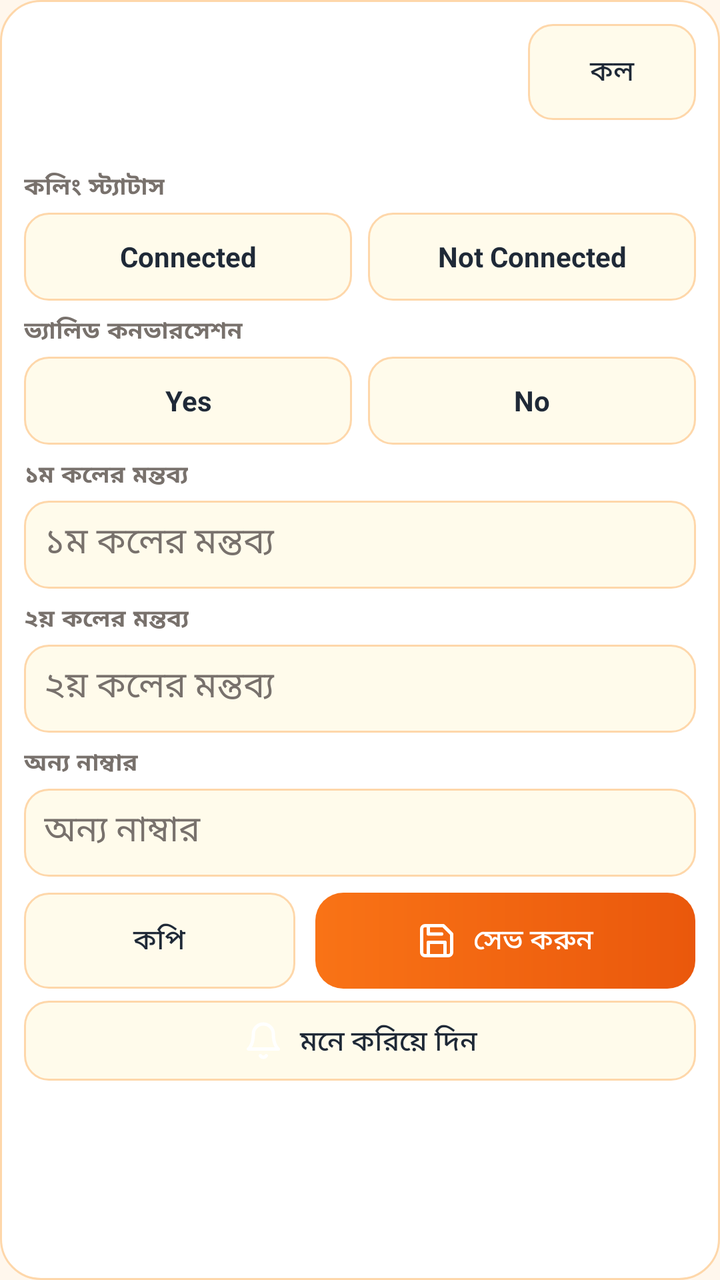
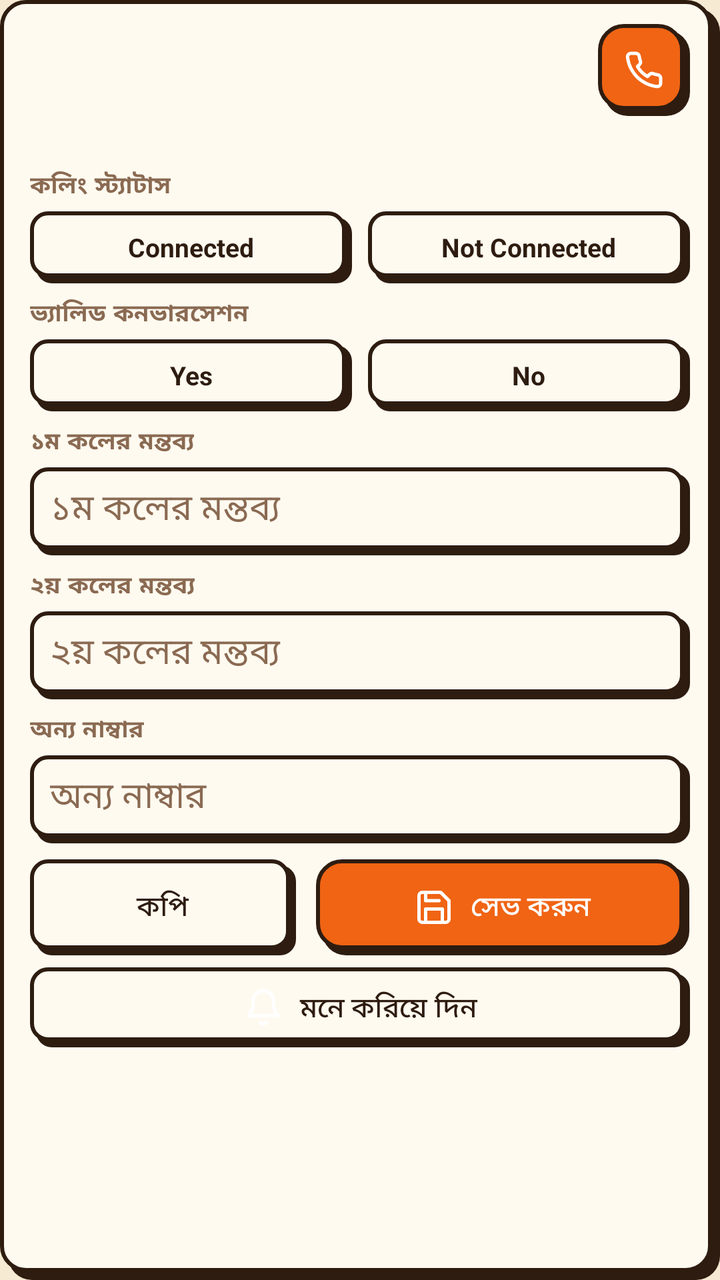

Two renders of the same Android screen: before a commit and after it. Below are the layout's source before the change and the commit's diff.
<!-- AndroidManifest.xml: application theme Theme.Telesales -->
<!-- res/layout/item_row.xml -->
<?xml version="1.0" encoding="utf-8"?>
<LinearLayout xmlns:android="http://schemas.android.com/apk/res/android"
    xmlns:app="http://schemas.android.com/apk/res-auto"
    android:layout_width="match_parent" android:layout_height="wrap_content"
    android:orientation="vertical" android:background="@drawable/glass_card"
    android:layout_margin="6dp" android:padding="12dp">
    <LinearLayout android:layout_width="match_parent" android:layout_height="wrap_content"
        android:orientation="horizontal" android:gravity="center_vertical">
        <TextView android:id="@+id/tvNumber" android:layout_width="0dp" android:layout_height="wrap_content"
            android:layout_weight="1" android:textSize="17sp" android:textStyle="bold"
            android:textColor="@color/ink" />
        <com.google.android.material.button.MaterialButton android:id="@+id/btnCall" android:layout_width="wrap_content"
            android:layout_height="48dp" android:minWidth="84dp" android:minHeight="0dp" android:gravity="center" android:textSize="14sp" android:paddingHorizontal="12dp"
            android:layout_marginStart="8dp" android:text="কল"
            app:backgroundTint="@null" android:background="@drawable/glass_field" android:textColor="@color/ink" />
    </LinearLayout>
    <TextView android:id="@+id/tvRow" android:layout_width="match_parent" android:layout_height="wrap_content"
        android:textSize="12sp" android:textColor="@color/muted_warm" android:layout_marginTop="2dp" />
    <TextView android:id="@+id/tvHistory" android:layout_width="match_parent"
        android:layout_height="wrap_content" android:textSize="12sp" android:textColor="@color/muted_warm"
        android:layout_marginTop="4dp" android:visibility="gone" />
    <TextView android:layout_width="wrap_content" android:layout_height="wrap_content"
        android:text="কলিং স্ট্যাটাস" android:textSize="12sp" android:textStyle="bold"
        android:textColor="@color/muted_warm" android:letterSpacing="0.05" android:layout_marginTop="6dp" />
    
    <LinearLayout android:layout_width="match_parent" android:layout_height="wrap_content"
        android:orientation="horizontal" android:layout_marginTop="4dp">
        <TextView android:id="@+id/statusChipConn" android:layout_width="0dp" android:layout_height="44dp"
            android:layout_weight="1" android:background="@drawable/glass_field" android:gravity="center"
            android:text="Connected" android:textSize="14sp" android:textStyle="bold"
            android:textColor="@color/ink" android:clickable="true" android:focusable="true" />
        <TextView android:id="@+id/statusChipNotConn" android:layout_width="0dp" android:layout_height="44dp"
            android:layout_weight="1" android:layout_marginStart="8dp" android:background="@drawable/glass_field"
            android:gravity="center" android:text="Not Connected" android:textSize="14sp" android:textStyle="bold"
            android:textColor="@color/ink" android:clickable="true" android:focusable="true" />
    </LinearLayout>
    <TextView android:layout_width="wrap_content" android:layout_height="wrap_content"
        android:text="ভ্যালিড কনভারসেশন" android:textSize="12sp" android:textStyle="bold"
        android:textColor="@color/muted_warm" android:letterSpacing="0.05" android:layout_marginTop="6dp" />
    
    <LinearLayout android:layout_width="match_parent" android:layout_height="wrap_content"
        android:orientation="horizontal" android:layout_marginTop="4dp">
        <TextView android:id="@+id/validChipYes" android:layout_width="0dp" android:layout_height="44dp"
            android:layout_weight="1" android:background="@drawable/glass_field" android:gravity="center"
            android:text="Yes" android:textSize="14sp" android:textStyle="bold"
            android:textColor="@color/ink" android:clickable="true" android:focusable="true" />
        <TextView android:id="@+id/validChipNo" android:layout_width="0dp" android:layout_height="44dp"
            android:layout_weight="1" android:layout_marginStart="8dp" android:background="@drawable/glass_field"
            android:gravity="center" android:text="No" android:textSize="14sp" android:textStyle="bold"
            android:textColor="@color/ink" android:clickable="true" android:focusable="true" />
    </LinearLayout>
    <TextView android:layout_width="wrap_content" android:layout_height="wrap_content"
        android:text="১ম কলের মন্তব্য" android:textSize="12sp" android:textStyle="bold"
        android:textColor="@color/muted_warm" android:letterSpacing="0.05" android:layout_marginTop="6dp" />
    <com.google.android.material.textfield.TextInputEditText android:id="@+id/etRemark1"
        android:layout_width="match_parent" android:layout_height="44dp" android:hint="১ম কলের মন্তব্য"
        android:background="@drawable/glass_field" android:padding="10dp" android:layout_marginTop="4dp"
        android:textColor="@color/ink" android:textColorHint="@color/muted_warm" />
    <TextView android:layout_width="wrap_content" android:layout_height="wrap_content"
        android:text="২য় কলের মন্তব্য" android:textSize="12sp" android:textStyle="bold"
        android:textColor="@color/muted_warm" android:letterSpacing="0.05" android:layout_marginTop="6dp" />
    <com.google.android.material.textfield.TextInputEditText android:id="@+id/etRemark2"
        android:layout_width="match_parent" android:layout_height="44dp" android:hint="২য় কলের মন্তব্য"
        android:background="@drawable/glass_field" android:padding="10dp" android:layout_marginTop="4dp"
        android:textColor="@color/ink" android:textColorHint="@color/muted_warm" />
    <TextView android:layout_width="wrap_content" android:layout_height="wrap_content"
        android:text="অন্য নাম্বার" android:textSize="12sp" android:textStyle="bold"
        android:textColor="@color/muted_warm" android:letterSpacing="0.05" android:layout_marginTop="6dp" />
    <com.google.android.material.textfield.TextInputEditText android:id="@+id/etOthers"
        android:layout_width="match_parent" android:layout_height="44dp" android:hint="অন্য নাম্বার"
        android:inputType="phone" android:background="@drawable/glass_field" android:padding="10dp"
        android:layout_marginTop="4dp" android:textColor="@color/ink" android:textColorHint="@color/muted_warm" />
    <LinearLayout android:layout_width="match_parent" android:layout_height="wrap_content"
        android:orientation="horizontal" android:layout_marginTop="8dp">
        <com.google.android.material.button.MaterialButton android:id="@+id/btnCopy" android:layout_width="0dp"
            android:layout_height="48dp" android:layout_weight="1" android:minWidth="0dp" android:minHeight="0dp" android:gravity="center" android:textSize="14sp" android:paddingHorizontal="0dp"
            android:text="কপি"
            app:backgroundTint="@null" android:background="@drawable/glass_field" android:textColor="@color/ink" />
        <com.google.android.material.button.MaterialButton android:id="@+id/btnSave"
            android:layout_width="0dp" android:layout_height="48dp" android:layout_weight="1.4" android:minHeight="0dp" android:gravity="center" android:textSize="14sp"
            android:layout_marginStart="10dp" android:text="সেভ করুন"
            app:icon="@drawable/ic_save" app:iconSize="20dp" app:iconPadding="8dp" app:iconGravity="textStart"
            app:backgroundTint="@null" android:background="@drawable/btn_gradient"
            android:textColor="@color/white" />
    </LinearLayout>
    
    <LinearLayout android:layout_width="match_parent" android:layout_height="wrap_content"
        android:orientation="horizontal" android:layout_marginTop="6dp">
        <com.google.android.material.button.MaterialButton android:id="@+id/remindBtn" android:layout_width="match_parent"
            android:layout_height="40dp" android:text="মনে করিয়ে দিন" android:minWidth="0dp" android:minHeight="0dp" android:gravity="center"
            app:icon="@drawable/ic_bell" app:iconSize="20dp" app:iconPadding="8dp" app:iconGravity="textStart"
            app:backgroundTint="@null" android:background="@drawable/glass_field" android:textColor="@color/ink" />
    </LinearLayout>
</LinearLayout>
<!-- resources referenced by this layout -->
<resources>
  <color name="ink">#1F2937</color>
  <color name="muted_warm">#78716C</color>
  <color name="white">#FFFFFF</color>
  <!-- drawable btn_gradient (drawable) -->
  <?xml version="1.0" encoding="utf-8"?>
  <shape xmlns:android="http://schemas.android.com/apk/res/android" android:shape="rectangle">
      <corners android:radius="14dp" />
      <gradient android:angle="0" android:startColor="@color/orange" android:endColor="@color/orange_deep" />
  </shape>
  <!-- drawable glass_card (drawable) -->
  <?xml version="1.0" encoding="utf-8"?>
  <shape xmlns:android="http://schemas.android.com/apk/res/android" android:shape="rectangle">
      <corners android:radius="20dp" />
      <solid android:color="@color/card_white" />
      <stroke android:width="1dp" android:color="@color/orange_border" />
  </shape>
  <!-- drawable glass_field (drawable) -->
  <?xml version="1.0" encoding="utf-8"?>
  <shape xmlns:android="http://schemas.android.com/apk/res/android" android:shape="rectangle">
      <corners android:radius="12dp" />
      <solid android:color="@color/field_cream" />
      <stroke android:width="1dp" android:color="@color/orange_border" />
  </shape>
  <style name="Theme.Telesales" parent="Theme.Material3.Light.NoActionBar">
          <item name="colorPrimary">@color/orange</item>
          <item name="colorPrimaryVariant">@color/orange_deep</item>
          <item name="android:textColorPrimary">@color/ink</item>
          <item name="android:textColorSecondary">@color/muted_warm</item>
          <item name="android:windowBackground">@color/cream</item>
          <item name="colorOnPrimary">@color/white</item>
      </style>
  <color name="orange">#F97316</color>
  <color name="orange_deep">#EA580C</color>
  <color name="card_white">#FFFFFF</color>
  <color name="orange_border">#FED7AA</color>
  <color name="field_cream">#FFFBEB</color>
  <color name="cream">#FFF7ED</color>
  <!-- unchanged entries left out for length: 2 -->
</resources>

<!-- the commit's change to res/layout/item_row.xml (unified diff, before → after) -->
@@ -2,22 +2,23 @@
 <LinearLayout xmlns:android="http://schemas.android.com/apk/res/android"
     xmlns:app="http://schemas.android.com/apk/res-auto"
     android:layout_width="match_parent" android:layout_height="wrap_content"
-    android:orientation="vertical" android:background="@drawable/glass_card"
-    android:layout_margin="6dp" android:padding="12dp">
+    android:orientation="vertical" android:background="@drawable/d2_call_card"
+    android:layout_margin="6dp" android:paddingTop="12dp" android:paddingBottom="12dp" android:paddingStart="15dp" android:paddingEnd="15dp">
     <LinearLayout android:layout_width="match_parent" android:layout_height="wrap_content"
         android:orientation="horizontal" android:gravity="center_vertical">
         <TextView android:id="@+id/tvNumber" android:layout_width="0dp" android:layout_height="wrap_content"
-            android:layout_weight="1" android:textSize="17sp" android:textStyle="bold"
+            android:layout_weight="1" android:textSize="18sp" android:textStyle="bold"
             android:textColor="@color/ink" />
-        <com.google.android.material.button.MaterialButton android:id="@+id/btnCall" android:layout_width="wrap_content"
-            android:layout_height="48dp" android:minWidth="84dp" android:minHeight="0dp" android:gravity="center" android:textSize="14sp" android:paddingHorizontal="12dp"
-            android:layout_marginStart="8dp" android:text="কল"
-            app:backgroundTint="@null" android:background="@drawable/glass_field" android:textColor="@color/ink" />
+        <com.google.android.material.button.MaterialButton android:id="@+id/btnCall" android:layout_width="46dp"
+            android:layout_height="46dp" android:minWidth="0dp" android:minHeight="0dp" android:gravity="center" android:padding="0dp"
+            android:layout_marginStart="8dp"
+            app:icon="@drawable/ic_call" app:iconSize="20dp" app:iconTint="@color/white" app:iconGravity="textStart" app:iconPadding="0dp"
+            app:backgroundTint="@null" android:background="@drawable/btn_gradient" android:textColor="@color/white" />
     </LinearLayout>
     <TextView android:id="@+id/tvRow" android:layout_width="match_parent" android:layout_height="wrap_content"
-        android:textSize="12sp" android:textColor="@color/muted_warm" android:layout_marginTop="2dp" />
+        android:textSize="13sp" android:textColor="@color/muted_warm" android:layout_marginTop="2dp" />
     <TextView android:id="@+id/tvHistory" android:layout_width="match_parent"
-        android:layout_height="wrap_content" android:textSize="12sp" android:textColor="@color/muted_warm"
+        android:layout_height="wrap_content" android:textSize="13sp" android:textColor="@color/muted_warm"
         android:layout_marginTop="4dp" android:visibility="gone" />
     <TextView android:layout_width="wrap_content" android:layout_height="wrap_content"
         android:text="কলিং স্ট্যাটাস" android:textSize="12sp" android:textStyle="bold"
@@ -25,13 +26,13 @@
     
     <LinearLayout android:layout_width="match_parent" android:layout_height="wrap_content"
         android:orientation="horizontal" android:layout_marginTop="4dp">
-        <TextView android:id="@+id/statusChipConn" android:layout_width="0dp" android:layout_height="44dp"
+        <TextView android:id="@+id/statusChipConn" android:layout_width="0dp" android:layout_height="36dp"
             android:layout_weight="1" android:background="@drawable/glass_field" android:gravity="center"
-            android:text="Connected" android:textSize="14sp" android:textStyle="bold"
+            android:text="Connected" android:textSize="13sp" android:textStyle="bold"
             android:textColor="@color/ink" android:clickable="true" android:focusable="true" />
-        <TextView android:id="@+id/statusChipNotConn" android:layout_width="0dp" android:layout_height="44dp"
+        <TextView android:id="@+id/statusChipNotConn" android:layout_width="0dp" android:layout_height="36dp"
             android:layout_weight="1" android:layout_marginStart="8dp" android:background="@drawable/glass_field"
-            android:gravity="center" android:text="Not Connected" android:textSize="14sp" android:textStyle="bold"
+            android:gravity="center" android:text="Not Connected" android:textSize="13sp" android:textStyle="bold"
             android:textColor="@color/ink" android:clickable="true" android:focusable="true" />
     </LinearLayout>
     <TextView android:layout_width="wrap_content" android:layout_height="wrap_content"
@@ -40,13 +41,13 @@
     
     <LinearLayout android:layout_width="match_parent" android:layout_height="wrap_content"
         android:orientation="horizontal" android:layout_marginTop="4dp">
-        <TextView android:id="@+id/validChipYes" android:layout_width="0dp" android:layout_height="44dp"
+        <TextView android:id="@+id/validChipYes" android:layout_width="0dp" android:layout_height="36dp"
             android:layout_weight="1" android:background="@drawable/glass_field" android:gravity="center"
-            android:text="Yes" android:textSize="14sp" android:textStyle="bold"
+            android:text="Yes" android:textSize="13sp" android:textStyle="bold"
             android:textColor="@color/ink" android:clickable="true" android:focusable="true" />
-        <TextView android:id="@+id/validChipNo" android:layout_width="0dp" android:layout_height="44dp"
+        <TextView android:id="@+id/validChipNo" android:layout_width="0dp" android:layout_height="36dp"
             android:layout_weight="1" android:layout_marginStart="8dp" android:background="@drawable/glass_field"
-            android:gravity="center" android:text="No" android:textSize="14sp" android:textStyle="bold"
+            android:gravity="center" android:text="No" android:textSize="13sp" android:textStyle="bold"
             android:textColor="@color/ink" android:clickable="true" android:focusable="true" />
     </LinearLayout>
     <TextView android:layout_width="wrap_content" android:layout_height="wrap_content"
<!-- resource entries referenced after the edit -->
@@ -1,42 +1,79 @@
 <!-- resources referenced by this layout -->
 <resources>
-  <color name="ink">#1F2937</color>
-  <color name="muted_warm">#78716C</color>
+  <color name="ink">#2e1c10</color>
+  <color name="muted_warm">#8a6a52</color>
   <color name="white">#FFFFFF</color>
   <!-- drawable btn_gradient (drawable) -->
   <?xml version="1.0" encoding="utf-8"?>
-  <shape xmlns:android="http://schemas.android.com/apk/res/android" android:shape="rectangle">
-      <corners android:radius="14dp" />
-      <gradient android:angle="0" android:startColor="@color/orange" android:endColor="@color/orange_deep" />
-  </shape>
-  <!-- drawable glass_card (drawable) -->
+  <layer-list xmlns:android="http://schemas.android.com/apk/res/android">
+      <item android:left="3dp" android:top="3dp">
+          <shape android:shape="rectangle">
+              <corners android:radius="12dp" />
+              <solid android:color="@color/d2_hard" />
+          </shape>
+      </item>
+      <item android:right="3dp" android:bottom="3dp">
+          <shape android:shape="rectangle">
+              <corners android:radius="12dp" />
+              <solid android:color="@color/d2_accent" />
+              <stroke android:width="2dp" android:color="@color/d2_line" />
+          </shape>
+      </item>
+  </layer-list>
+  <!-- drawable d2_call_card (drawable) -->
   <?xml version="1.0" encoding="utf-8"?>
-  <shape xmlns:android="http://schemas.android.com/apk/res/android" android:shape="rectangle">
-      <corners android:radius="20dp" />
-      <solid android:color="@color/card_white" />
-      <stroke android:width="1dp" android:color="@color/orange_border" />
-  </shape>
+  <layer-list xmlns:android="http://schemas.android.com/apk/res/android">
+      <item android:left="4dp" android:top="4dp">
+          <shape android:shape="rectangle">
+              <corners android:radius="12dp" />
+              <solid android:color="@color/d2_hard" />
+          </shape>
+      </item>
+      <item android:right="4dp" android:bottom="4dp">
+          <shape android:shape="rectangle">
+              <corners android:radius="12dp" />
+              <solid android:color="@color/d2_surface" />
+              <stroke android:width="2dp" android:color="@color/d2_line" />
+          </shape>
+      </item>
+  </layer-list>
   <!-- drawable glass_field (drawable) -->
   <?xml version="1.0" encoding="utf-8"?>
-  <shape xmlns:android="http://schemas.android.com/apk/res/android" android:shape="rectangle">
-      <corners android:radius="12dp" />
-      <solid android:color="@color/field_cream" />
-      <stroke android:width="1dp" android:color="@color/orange_border" />
-  </shape>
+  <layer-list xmlns:android="http://schemas.android.com/apk/res/android">
+      <item android:left="3dp" android:top="3dp">
+          <shape android:shape="rectangle">
+              <corners android:radius="8dp" />
+              <solid android:color="@color/d2_hard" />
+          </shape>
+      </item>
+      <item android:right="3dp" android:bottom="3dp">
+          <shape android:shape="rectangle">
+              <corners android:radius="8dp" />
+              <solid android:color="@color/d2_surface" />
+              <stroke android:width="2dp" android:color="@color/d2_line" />
+          </shape>
+      </item>
+  </layer-list>
+  <!-- drawable ic_call (drawable) -->
+  <vector xmlns:android="http://schemas.android.com/apk/res/android"
+      android:width="24dp" android:height="24dp" android:viewportWidth="24" android:viewportHeight="24">
+      <path android:fillColor="@android:color/transparent" android:strokeColor="@android:color/white" android:strokeWidth="2" android:strokeLineCap="round" android:strokeLineJoin="round" android:pathData="M22,16.92v3a2,2 0,0 1-2.18,2 19.79,19.79 0,0 1-8.63,-3.07 19.5,19.5 0,0 1-6,-6 19.79,19.79 0,0 1-3.07,-8.67A2,2 0,0 1 4.11,2h3a2,2 0,0 1 2,1.72 12.84,12.84 0,0 0 0.7,2.81 2,2 0,0 1-0.45,2.11L8.09,9.91a16,16 0,0 0 6,6l1.27,-1.27a2,2 0,0 1 2.11,-0.45 12.84,12.84 0,0 0 2.81,0.7A2,2 0,0 1 22,16.92z"/>
+  </vector>
   <style name="Theme.Telesales" parent="Theme.Material3.Light.NoActionBar">
-          <item name="colorPrimary">@color/orange</item>
-          <item name="colorPrimaryVariant">@color/orange_deep</item>
-          <item name="android:textColorPrimary">@color/ink</item>
-          <item name="android:textColorSecondary">@color/muted_warm</item>
-          <item name="android:windowBackground">@color/cream</item>
+          <item name="colorPrimary">@color/d2_accent</item>
+          <item name="colorPrimaryVariant">@color/d2_accent</item>
+          <item name="android:textColorPrimary">@color/d2_ink</item>
+          <item name="android:textColorSecondary">@color/d2_muted</item>
+          <item name="android:windowBackground">@color/d2_bg</item>
           <item name="colorOnPrimary">@color/white</item>
       </style>
-  <color name="orange">#F97316</color>
-  <color name="orange_deep">#EA580C</color>
-  <color name="card_white">#FFFFFF</color>
-  <color name="orange_border">#FED7AA</color>
-  <color name="field_cream">#FFFBEB</color>
-  <color name="cream">#FFF7ED</color>
+  <color name="d2_hard">#2e1c10</color>
+  <color name="d2_accent">#f06414</color>
+  <color name="d2_line">#2e1c10</color>
+  <color name="d2_surface">#fffaf0</color>
+  <color name="d2_ink">#2e1c10</color>
+  <color name="d2_muted">#8a6a52</color>
+  <color name="d2_bg">#f6ead3</color>
   <!-- unchanged entries left out for length: 2 -->
 </resources>
 
